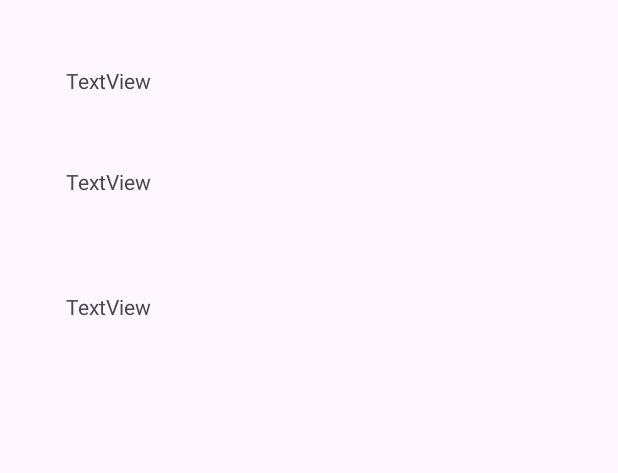
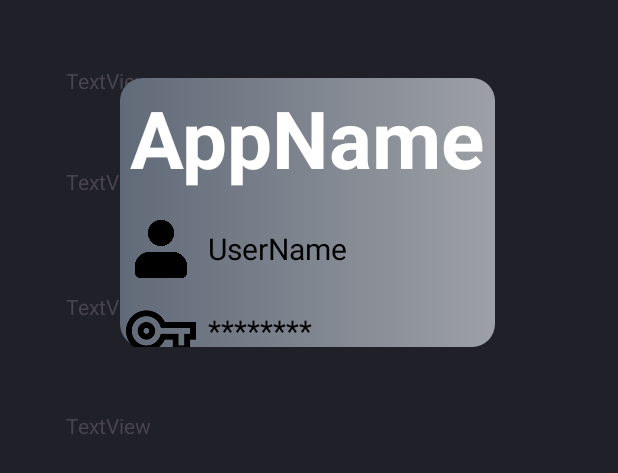
Before and after one commit to RiseGhost/PassWord_Storage, an Android app: the layout activity_pass_info.xml on its own in the app's theme, with its tools: preview values and no code run, on a phone screen of 412 x 824 dp. Shown: the top 473 px of the screen. Run offline under Robolectric (Android 15) with nearby library versions, the phone set to English and light mode, and no system bars.

Commit message:
View Card

```diff
--- a/app/src/main/java/com/example/passwordstorage/HomePage.java
+++ b/app/src/main/java/com/example/passwordstorage/HomePage.java
@@ -78,7 +78,7 @@ public class HomePage extends AppCompatActivity {
             try {
                 database db = Room.databaseBuilder(getApplicationContext(),database.class,"password").build();
                 dao Dao = db.getPassWordDao();
-                //Dao.Insert(new PassWord("Lol",Cifra("Theo2020".getBytes()),"Games"));
+                //Dao.Insert(new PassWord("Lol",Cifra("Theo2020".getBytes()),"TheoMt59","Games"));
                 List<PassWord> passWords = Dao.getAll();
                 String str = passWords.toString();
                 Handler handler = new Handler(Looper.getMainLooper());
--- a/app/src/main/java/com/example/passwordstorage/PassInfo.java
+++ b/app/src/main/java/com/example/passwordstorage/PassInfo.java
@@ -15,13 +15,17 @@ public class PassInfo extends AppCompatActivity {
         Intent intent = getIntent();
         String AppName = intent.getStringExtra("AppName");
         String PassWord = intent.getStringExtra("PassWord");
+        String UserName = intent.getStringExtra("UserName");
         String Category = intent.getStringExtra("Category");
         TextView Name = findViewById(R.id.textView2);
         TextView Pass = findViewById(R.id.textView3);
         TextView Cat = findViewById(R.id.textView4);
+        TextView User = findViewById(R.id.textView5);
         Name.setText("AppName -> " + AppName);
         Pass.setText("PassWord -> " + PassWord);
         Cat.setText("Category -> " + Category);
-
+        User.setText("UserName -> " + UserName);
+        PassView passView = findViewById(R.id.PassView);
+        passView.setPassWord(AppName,PassWord,UserName,Category);
     }
 }
--- a/app/src/main/java/com/example/passwordstorage/PassWord.java
+++ b/app/src/main/java/com/example/passwordstorage/PassWord.java
@@ -11,18 +11,22 @@ public class PassWord {
     private String AppName;
     @ColumnInfo(name = "Pass")
     private byte[] Pass;
+    @ColumnInfo(name = "UserName")
+    private String UserName;
     @ColumnInfo(name = "Category")
     private String Category;
 
-    public PassWord(String AppName, byte[] Pass, String Category){
+    public PassWord(String AppName, byte[] Pass, String UserName, String Category){
         this.AppName = AppName;
         this.Pass = Pass;
+        this.UserName = UserName;
         this.Category = Category;
     }
 
     public int getId(){return id;}
     public String getAppName(){return AppName;}
     public byte[] getPass(){return Pass;}
+    public String getUserName(){return UserName;}
     public String getCategory(){return Category;}
 
     public void setAppName(String AppName){this.AppName = AppName;}
--- a/app/src/main/res/layout/activity_pass_info.xml
+++ b/app/src/main/res/layout/activity_pass_info.xml
@@ -4,7 +4,8 @@
     xmlns:tools="http://schemas.android.com/tools"
     android:layout_width="match_parent"
     android:layout_height="match_parent"
-    tools:context=".PassInfo">
+    tools:context=".PassInfo"
+    android:background="#202028">
 
     <TextView
         android:id="@+id/textView2"
@@ -35,4 +36,25 @@
         android:text="TextView"
         app:layout_constraintStart_toStartOf="parent"
         app:layout_constraintTop_toBottomOf="@+id/textView3" />
+
+    <TextView
+        android:id="@+id/textView5"
+        android:layout_width="wrap_content"
+        android:layout_height="wrap_content"
+        android:layout_marginStart="44dp"
+        android:layout_marginTop="60dp"
+        android:text="TextView"
+        app:layout_constraintStart_toStartOf="parent"
+        app:layout_constraintTop_toBottomOf="@+id/textView4" />
+
+    <com.example.passwordstorage.PassView
+        android:id="@+id/PassView"
+        android:layout_width="250dp"
+        android:layout_height="179dp"
+        android:layout_marginTop="52dp"
+        app:layout_constraintEnd_toEndOf="parent"
+        app:layout_constraintHorizontal_bias="0.495"
+        app:layout_constraintStart_toStartOf="parent"
+        app:layout_constraintTop_toTopOf="parent" />
+
 </androidx.constraintlayout.widget.ConstraintLayout>
--- /dev/null
+++ b/app/src/main/res/layout/pass_view.xml
@@ -0,0 +1,90 @@
+<?xml version="1.0" encoding="utf-8"?>
+<androidx.constraintlayout.widget.ConstraintLayout xmlns:android="http://schemas.android.com/apk/res/android"
+    xmlns:app="http://schemas.android.com/apk/res-auto"
+    xmlns:tools="http://schemas.android.com/tools"
+    android:layout_width="match_parent"
+    android:layout_height="match_parent">
+
+    <TextView
+        android:id="@+id/AppName"
+        android:layout_width="wrap_content"
+        android:layout_height="wrap_content"
+        android:layout_marginTop="4dp"
+        android:text="AppName"
+        android:textColor="@color/white"
+        android:textSize="80px"
+        android:textStyle="bold"
+        app:layout_constraintEnd_toEndOf="parent"
+        app:layout_constraintStart_toStartOf="parent"
+        app:layout_constraintTop_toTopOf="parent" />
+
+    <ImageView
+        android:id="@+id/imageView2"
+        android:layout_width="70px"
+        android:layout_height="70px"
+        android:layout_marginStart="4dp"
+        android:layout_marginTop="15dp"
+        app:layout_constraintStart_toStartOf="parent"
+        app:layout_constraintTop_toBottomOf="@+id/AppName"
+        app:srcCompat="@drawable/userblack" />
+
+    <TextView
+        android:id="@+id/UserName"
+        android:layout_width="wrap_content"
+        android:layout_height="70px"
+        android:layout_marginStart="8dp"
+        android:layout_marginTop="15dp"
+        android:gravity="center_vertical"
+        android:text="UserName"
+        android:textColor="@color/black"
+        android:textSize="30px"
+        app:layout_constraintStart_toEndOf="@+id/imageView2"
+        app:layout_constraintTop_toBottomOf="@+id/AppName" />
+
+    <ImageView
+        android:id="@+id/imageView3"
+        android:layout_width="70px"
+        android:layout_height="70px"
+        android:layout_marginStart="4dp"
+        android:layout_marginTop="8dp"
+        app:layout_constraintStart_toStartOf="parent"
+        app:layout_constraintTop_toBottomOf="@+id/imageView2"
+        app:srcCompat="@drawable/key" />
+
+    <TextView
+        android:id="@+id/Pass"
+        android:layout_width="wrap_content"
+        android:layout_height="70px"
+        android:layout_marginStart="8dp"
+        android:layout_marginTop="8dp"
+        android:gravity="center_vertical"
+        android:text="********"
+        android:textColor="@color/black"
+        android:textSize="30px"
+        app:layout_constraintStart_toEndOf="@+id/imageView3"
+        app:layout_constraintTop_toBottomOf="@+id/UserName" />
+
+    <View
+        android:id="@+id/CategoryView"
+        android:layout_width="20dp"
+        android:layout_height="20dp"
+        android:layout_marginStart="4dp"
+        android:layout_marginTop="8dp"
+        android:background="@drawable/circle"
+        app:layout_constraintStart_toStartOf="parent"
+        app:layout_constraintTop_toBottomOf="@+id/imageView3" />
+
+    <TextView
+        android:id="@+id/Category"
+        android:layout_width="wrap_content"
+        android:layout_height="70px"
+        android:layout_marginStart="8dp"
+        android:layout_marginTop="8dp"
+        android:gravity="center_vertical"
+        android:text=""
+        android:textColor="@color/black"
+        android:textSize="30px"
+        app:layout_constraintStart_toEndOf="@+id/CategoryView"
+        app:layout_constraintTop_toBottomOf="@+id/Pass" />
+
+</androidx.constraintlayout.widget.ConstraintLayout>
```
Also changed, not shown: app/src/main/java/com/example/passwordstorage/PassCard.java (+14 -13 lines), app/src/main/java/com/example/passwordstorage/PassView.java (added, +98 -0 lines), app/src/main/res/layout/activity_login.xml (+14 -13 lines), app/src/main/res/drawable/key.png (added), app/src/main/res/drawable/userblack.png (added).
